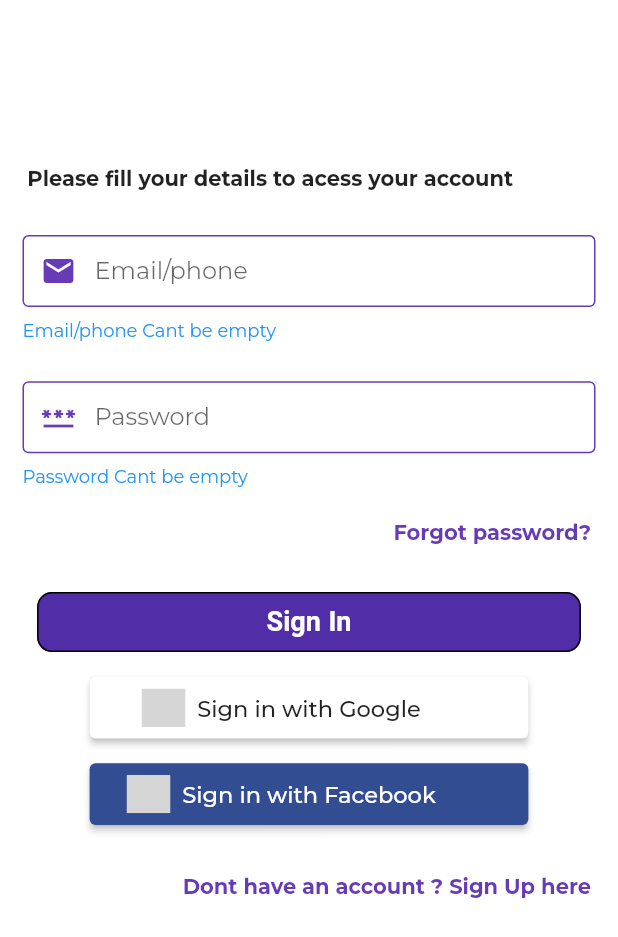
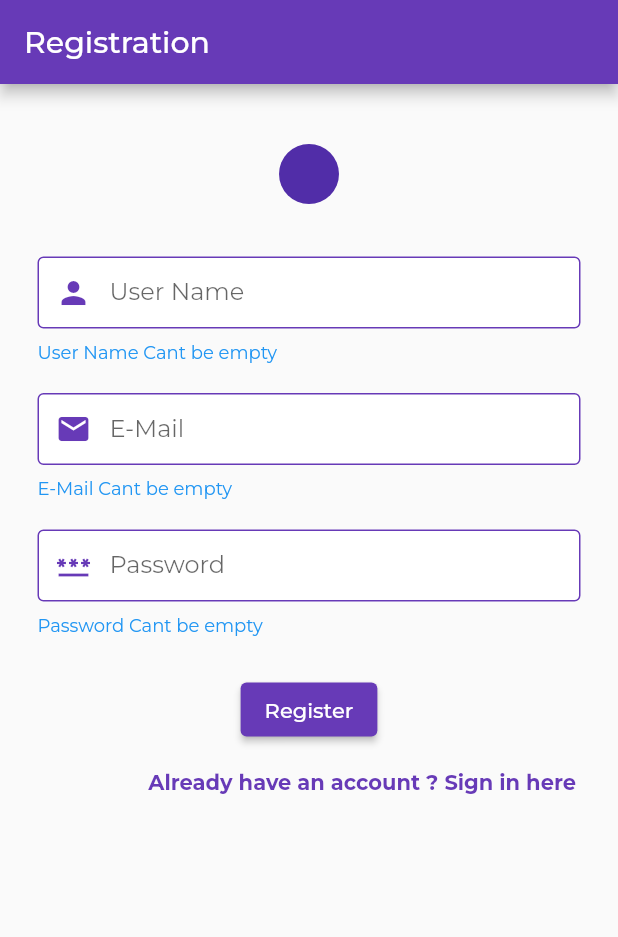
Before and after one commit to ishaquekannoth/bb_app, a Flutter app: the screen it shows after launch, on a phone screen of 412 x 824 dp. Shown: the top 937 px of the screen. Run offline on Flutter 3.47's test engine with Material 2 defaults, Android fonts, the phone set to English and light mode, and no system bars; drawn by our look-alikes of getwidget, social_login_buttons; our stand-ins replace cached_network_image, curved_navigation_bar, dio, fluttertoast, google_fonts, internet_connection_checker and 1 more; grey boxes are pictures that could not be loaded.

Commit message:
Basic signUp done

```diff
--- a/lib/main.dart
+++ b/lib/main.dart
@@ -1,4 +1,3 @@
-import 'package:bb_app/utils/design_widget.dart';
 import 'package:bb_app/utils/routes.dart';
 import 'package:bb_app/view/Screens/favourites/booking_history.dart';
 import 'package:bb_app/view/Screens/home_screen/homescreen.dart';
@@ -6,11 +5,13 @@ import 'package:bb_app/view/Screens/profile/profile.dart';
 import 'package:bb_app/view/Screens/registration/otp/otp_modal_screen.dart';
 import 'package:bb_app/view/Screens/registration/otp/otp_request_screen.dart';
 import 'package:bb_app/view/Screens/registration/sign_in/sign_in_screen.dart';
+import 'package:bb_app/view/Screens/registration/sign_up/sign_up_screen.dart';
 import 'package:bb_app/view/Screens/search/search_screen.dart';
 import 'package:bb_app/view/main_displayer_page/main_displayer_page.dart';
 import 'package:bb_app/view_model_providers/main_page_navbar_provider.dart';
 import 'package:bb_app/view_model_providers/otp_request_view_model.dart';
 import 'package:bb_app/view_model_providers/sign_in_provider.dart';
+import 'package:bb_app/view_model_providers/sign_up_view_model.dart';
 import 'package:flutter/material.dart';
 import 'package:google_fonts/google_fonts.dart';
 import 'package:provider/provider.dart';
@@ -34,6 +35,9 @@ class MyApp extends StatelessWidget {
               ChangeNotifierProvider(
           create: (context) => OTPRequestResponseViewModel()
         ),
+               ChangeNotifierProvider(
+          create: (context) => SignUpViewModel()
+        ),
       ],
       child: MaterialApp(
         debugShowCheckedModeBanner: false,
@@ -42,7 +46,7 @@ class MyApp extends StatelessWidget {
           fontFamily: GoogleFonts.montserrat().fontFamily,
           primarySwatch: Colors.deepPurple,
         ),
-        initialRoute: Routes.signIn,
+        initialRoute: Routes.signUp,
         routes: {
           Routes.mainDisplayer: (context) => const MainDisplayer(),
           Routes.home: (context) => const HomeScreen(),
@@ -52,7 +56,7 @@ class MyApp extends StatelessWidget {
           Routes.searchScreen: (context) => const SearchScreen(),
           Routes.favourites: (context) => const FavouritesScreen(),
           Routes.profile: (context) => const ProfileScreen(),
-          Routes.test: (context) => const RegistrationScreen()
+          Routes.signUp: (context) => const SignUpScreen()
         },
       ),
     );
--- /dev/null
+++ b/lib/model/sign_up/sign_up_request_model.dart
@@ -0,0 +1,15 @@
+class SignUpRequestModel {
+  String name;
+  String phone;
+  String email;
+  String password;
+  SignUpRequestModel(
+      {required this.name,
+      required this.email,
+      required this.password,
+      required this.phone});
+
+  Map<String, dynamic> toJson() {
+    return {"name": name, "phone": phone, "email": email, "password": password};
+  }
+}
--- /dev/null
+++ b/lib/model/sign_up/sign_up_response_model.dart
@@ -0,0 +1,12 @@
+class SignUpResponseModel {
+  String? message;
+  String? token;
+  bool? isSuccess;
+  SignUpResponseModel({this.isSuccess, this.message, this.token});
+  factory SignUpResponseModel.fromJson(Map<String, dynamic> json) =>
+      SignUpResponseModel(
+        isSuccess: json["created"] ?? false,
+        message: json["message"] ?? "",
+        token: json["jwt_key"] ?? "invalid",
+      );
+}
--- a/lib/utils/Url.dart
+++ b/lib/utils/Url.dart
@@ -3,5 +3,5 @@ class MyApiUrl {
   static const String sendOtpSms = "send_otp";
   static const String verifyOtp = "otp_verify";
   static const String signIn = "login_user";
-
+  static const String signUp = "user_signup";
 }
--- a/lib/utils/routes.dart
+++ b/lib/utils/routes.dart
@@ -1,5 +1,6 @@
 class Routes {
   static const signIn = '/signIn';
+  static const signUp = '/signUp';
   static const otpRequestScreen = '/otpRequest';
   static const mainDisplayer = "/mainDisplayer";
   static const home = "/home";
@@ -11,6 +12,4 @@ class Routes {
   static const payments = '/payments';
   static const orderHistory = '/history';
 
-
-  static const test = '/test';
 }
--- a/lib/view/Screens/registration/otp/otp_modal_screen.dart
+++ b/lib/view/Screens/registration/otp/otp_modal_screen.dart
@@ -14,7 +14,6 @@ class OTPmodalWidget extends StatelessWidget {
     //     ModalRoute.of(context)!.settings.arguments as OTPrequestResponseModel;
     return Scaffold(
       body: Container(
-
         margin: const EdgeInsets.all(25),
         child: Form(
           key: pageController.otpVerificationFormKey,
@@ -52,7 +51,10 @@ class OTPmodalWidget extends StatelessWidget {
                       onPressed: () {
                         pageController.onVerifyOTP(context);
                       },
-                      child: const Text('Verify'))
+                      child: const Text('Verify')),
+              TextButton(
+                  onPressed: () => pageController.onChangeRequest(context),
+                  child: const Text("Try with another number"))
             ],
           ),
         ),
--- a/lib/view/Screens/registration/sign_in/sign_in_screen.dart
+++ b/lib/view/Screens/registration/sign_in/sign_in_screen.dart
@@ -1,6 +1,7 @@
 import 'package:bb_app/utils/colors.dart';
 import 'package:bb_app/utils/routes.dart';
 import 'package:bb_app/view/Screens/registration/widgets/custom_form_field.dart';
+import 'package:bb_app/view_model_providers/otp_request_view_model.dart';
 import 'package:bb_app/view_model_providers/sign_in_provider.dart';
 import 'package:flutter/material.dart';
 import 'package:getwidget/getwidget.dart';
@@ -109,7 +110,10 @@ class SignIn extends StatelessWidget {
                           style: TextStyle(fontWeight: FontWeight.bold),
                         ),
                         onPressed: () {
-                          Navigator.of(context).pushNamed(Routes.otpRequestScreen);
+                          Provider.of<OTPRequestResponseViewModel>(context,listen: false)
+                              .disposeControllers();
+                          Navigator.of(context)
+                              .pushNamed(Routes.otpRequestScreen);
                         },
                       ),
                     ],
--- a/lib/view/Screens/registration/sign_up/sign_up_screen.dart
+++ b/lib/view/Screens/registration/sign_up/sign_up_screen.dart
@@ -0,0 +1,92 @@
+import 'package:bb_app/utils/routes.dart';
+import 'package:bb_app/view/Screens/registration/widgets/custom_form_field.dart';
+import 'package:bb_app/view_model_providers/sign_up_view_model.dart';
+import 'package:flutter/material.dart';
+import 'package:provider/provider.dart';
+
+class SignUpScreen extends StatelessWidget {
+  const SignUpScreen({super.key});
+
+  @override
+  Widget build(BuildContext context) {
+    final pageController = Provider.of<SignUpViewModel>(context);
+    final routeArg = ModalRoute.of(context)!.settings.arguments;
+    return Scaffold(
+      appBar: AppBar(
+        title: const Text('Registration'),
+      ),
+      body: Container(
+          padding: const EdgeInsets.all(20.0),
+          child: Form(
+            autovalidateMode: AutovalidateMode.always,
+            key: pageController.signUpFormKey,
+            child: SingleChildScrollView(
+              child: Column(
+                children: [
+                  Container(
+                      padding: const EdgeInsets.all(20.0),
+                      child: Row(
+                          mainAxisAlignment: MainAxisAlignment.center,
+                          children: const [CircleAvatar()])),
+                  Container(
+                      padding: const EdgeInsets.only(top: 10.0),
+                      child: CustomFormField(
+                        type: FieldType.normalInputField,
+                        hintText: "User Name",
+                        icon: Icons.person,
+                        controller: pageController.nameController,
+                      )),
+                  Container(
+                      padding: const EdgeInsets.only(top: 10.0),
+                      child: CustomFormField(
+                        type: FieldType.eMail,
+                        hintText: "E-Mail",
+                        icon: Icons.email,
+                        controller: pageController.emailController,
+                      )),
+                  Container(
+                    padding: const EdgeInsets.only(top: 10.0),
+                    child: CustomFormField(
+                      type: FieldType.password,
+                      hintText: "Password",
+                      icon: Icons.password,
+                      controller: pageController.passwordController,
+                    ),
+                  ),
+                  const SizedBox(
+                    height: 20,
+                  ),
+                  pageController.isLoading == true
+                      ? const CircularProgressIndicator()
+                      : ElevatedButton(
+                          child: const Text(
+                            'Register',
+                            style: TextStyle(color: Colors.white),
+                          ),
+                          onPressed: () => {
+                            pageController.onRegisterButton(
+                                routeArg.toString(), context)
+                          },
+                        ),
+                  Row(
+                    mainAxisAlignment: MainAxisAlignment.end,
+                    children: [
+                      TextButton(
+                        child: const Text(
+                          'Already have an account ? Sign in here',
+                          style: TextStyle(fontWeight: FontWeight.bold),
+                        ),
+                        onPressed: () {
+                          Navigator.of(context)
+                              .pushReplacementNamed(Routes.signIn);
+                        },
+                      ),
+                    ],
+                  ),
+                ],
+              ),
+            ),
+          )),
+    );
+  }
+}
--- a/lib/view/Screens/registration/widgets/custom_form_field.dart
+++ b/lib/view/Screens/registration/widgets/custom_form_field.dart
@@ -21,7 +21,7 @@ class CustomFormField extends StatelessWidget {
       this.icon = Icons.email});
   @override
   Widget build(BuildContext context) {
-    final width = MediaQuery.of(context).size.width;
+   // final width = MediaQuery.of(context).size.width;
     final height = MediaQuery.of(context).size.height;
     return Padding(
       padding: padding,
@@ -100,7 +100,7 @@ class CustomFormField extends StatelessWidget {
                       ? (value) {
                           if (value == '' || value == null) {
                             return "$hintText Cant be empty";
-                          } else if (value.length < 6 || value.length > 16) {
+                          } else if (value.length < 4 || value.length > 16) {
                             return "User Name must be 4-14 Charactors";
                           } else {
                             return null;
```
Also changed, not shown: lib/services/registration_services/otp_request_verify_service.dart (+12 -1 lines), lib/services/registration_services/sign_in_service.dart (+11 -6 lines), lib/services/registration_services/sign_up_service.dart (+49 -0 lines), lib/utils/design_widget.dart (deleted, +0 -85 lines), lib/utils/push_function.dart (+21 -0 lines), lib/view_model_providers/otp_request_view_model.dart (+21 -10 lines), lib/view_model_providers/sign_in_provider.dart (+6 -13 lines), lib/view_model_providers/sign_up_view_model.dart (added, +55 -0 lines).
